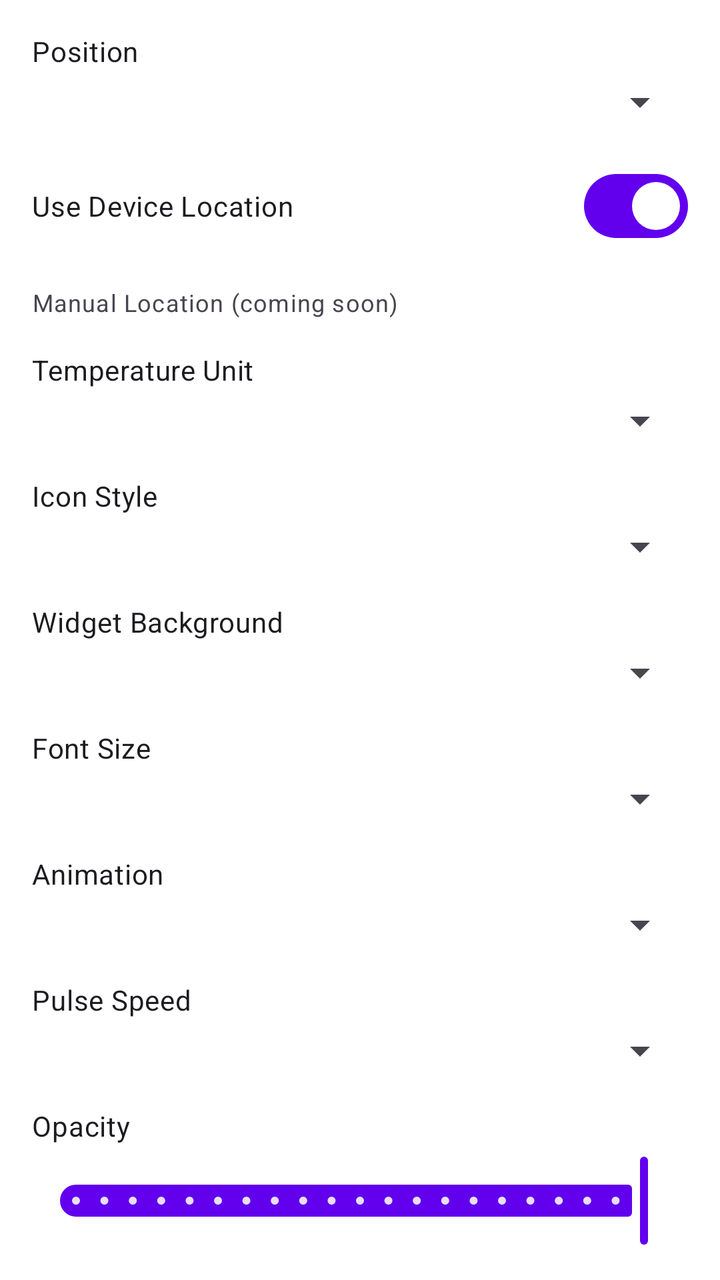
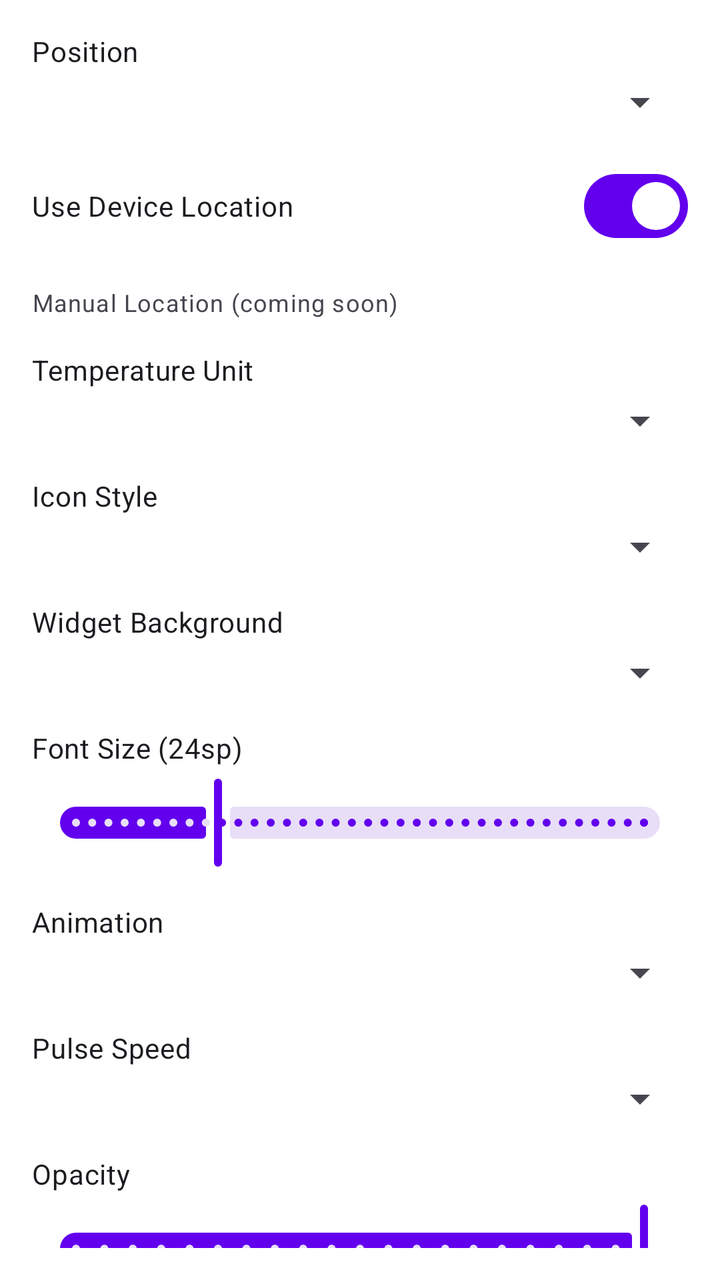

The first picture is an Android layout as it rendered before a commit; the second is the same layout after the commit. The layout source and the unified diff follow.
<!-- AndroidManifest.xml: application theme Theme.AndroidScreensaver -->
<!-- res/layout/include_decoration_weather_settings.xml -->
<?xml version="1.0" encoding="utf-8"?>
<LinearLayout xmlns:android="http://schemas.android.com/apk/res/android"
    android:layout_width="match_parent"
    android:layout_height="wrap_content"
    android:orientation="vertical"
    android:padding="16dp">

    
    <TextView
        android:layout_width="wrap_content"
        android:layout_height="wrap_content"
        android:text="Position"
        android:textAppearance="?attr/textAppearanceBodyMedium"
        android:layout_marginBottom="4dp" />

    <Spinner
        android:id="@+id/spinner_position"
        android:layout_width="match_parent"
        android:layout_height="wrap_content"
        android:layout_marginBottom="16dp" />

    
    <com.google.android.material.materialswitch.MaterialSwitch
        android:id="@+id/switch_use_device_location"
        android:layout_width="match_parent"
        android:layout_height="wrap_content"
        android:text="Use Device Location"
        android:checked="true"
        android:layout_marginBottom="16dp" />

    
    <LinearLayout
        android:id="@+id/layout_manual_location"
        android:layout_width="match_parent"
        android:layout_height="wrap_content"
        android:orientation="vertical"
        android:layout_marginBottom="16dp">

        <TextView
            android:layout_width="wrap_content"
            android:layout_height="wrap_content"
            android:text="Manual Location (coming soon)"
            android:textAppearance="?attr/textAppearanceBodySmall"
            android:textColor="?android:attr/textColorSecondary" />

    </LinearLayout>

    
    <TextView
        android:layout_width="wrap_content"
        android:layout_height="wrap_content"
        android:text="Temperature Unit"
        android:textAppearance="?attr/textAppearanceBodyMedium"
        android:layout_marginBottom="4dp" />

    <Spinner
        android:id="@+id/spinner_temp_unit"
        android:layout_width="match_parent"
        android:layout_height="wrap_content"
        android:layout_marginBottom="16dp" />

    
    <TextView
        android:layout_width="wrap_content"
        android:layout_height="wrap_content"
        android:text="Icon Style"
        android:textAppearance="?attr/textAppearanceBodyMedium"
        android:layout_marginBottom="4dp" />

    <Spinner
        android:id="@+id/spinner_icon_style"
        android:layout_width="match_parent"
        android:layout_height="wrap_content"
        android:layout_marginBottom="16dp" />

    
    <TextView
        android:layout_width="wrap_content"
        android:layout_height="wrap_content"
        android:text="Widget Background"
        android:textAppearance="?attr/textAppearanceBodyMedium"
        android:layout_marginBottom="4dp" />

    <Spinner
        android:id="@+id/spinner_widget_background"
        android:layout_width="match_parent"
        android:layout_height="wrap_content"
        android:layout_marginBottom="16dp" />

    
    <TextView
        android:layout_width="wrap_content"
        android:layout_height="wrap_content"
        android:text="Font Size"
        android:textAppearance="?attr/textAppearanceBodyMedium"
        android:layout_marginBottom="4dp" />

    <Spinner
        android:id="@+id/spinner_font_size"
        android:layout_width="match_parent"
        android:layout_height="wrap_content"
        android:layout_marginBottom="16dp" />

    
    <TextView
        android:layout_width="wrap_content"
        android:layout_height="wrap_content"
        android:text="Animation"
        android:textAppearance="?attr/textAppearanceBodyMedium"
        android:layout_marginBottom="4dp" />

    <Spinner
        android:id="@+id/spinner_animation"
        android:layout_width="match_parent"
        android:layout_height="wrap_content"
        android:layout_marginBottom="16dp" />

    
    <LinearLayout
        android:id="@+id/layout_pulse_speed"
        android:layout_width="match_parent"
        android:layout_height="wrap_content"
        android:orientation="vertical"
        android:layout_marginBottom="16dp">

        <TextView
            android:layout_width="wrap_content"
            android:layout_height="wrap_content"
            android:text="Pulse Speed"
            android:textAppearance="?attr/textAppearanceBodyMedium"
            android:layout_marginBottom="4dp" />

        <Spinner
            android:id="@+id/spinner_pulse_speed"
            android:layout_width="match_parent"
            android:layout_height="wrap_content" />

    </LinearLayout>

    
    <TextView
        android:layout_width="wrap_content"
        android:layout_height="wrap_content"
        android:text="Opacity"
        android:textAppearance="?attr/textAppearanceBodyMedium"
        android:layout_marginBottom="4dp" />

    <com.google.android.material.slider.Slider
        android:id="@+id/slider_opacity"
        android:layout_width="match_parent"
        android:layout_height="wrap_content"
        android:valueFrom="0"
        android:valueTo="100"
        android:value="100"
        android:stepSize="5"
        android:layout_marginBottom="16dp" />

    
    <TextView
        android:layout_width="wrap_content"
        android:layout_height="wrap_content"
        android:text="Pulse Min Opacity"
        android:textAppearance="?attr/textAppearanceBodyMedium"
        android:layout_marginBottom="4dp" />

    <com.google.android.material.slider.Slider
        android:id="@+id/slider_pulse_min_opacity"
        android:layout_width="match_parent"
        android:layout_height="wrap_content"
        android:valueFrom="0"
        android:valueTo="100"
        android:value="60"
        android:stepSize="5"
        android:layout_marginBottom="16dp" />

    
    <TextView
        android:layout_width="wrap_content"
        android:layout_height="wrap_content"
        android:text="Pulse Max Opacity"
        android:textAppearance="?attr/textAppearanceBodyMedium"
        android:layout_marginBottom="4dp" />

    <com.google.android.material.slider.Slider
        android:id="@+id/slider_pulse_max_opacity"
        android:layout_width="match_parent"
        android:layout_height="wrap_content"
        android:valueFrom="0"
        android:valueTo="100"
        android:value="100"
        android:stepSize="5"
        android:layout_marginBottom="16dp" />

</LinearLayout>
<!-- resources referenced by this layout -->
<resources>
  <style name="Theme.AndroidScreensaver" parent="Theme.Material3.Light.NoActionBar">
          
          <item name="colorPrimary">@color/primary</item>
          <item name="colorPrimaryVariant">@color/primary_dark</item>
          <item name="colorOnPrimary">@color/on_primary</item>
          
          <item name="colorSecondary">@color/secondary</item>
          <item name="colorSecondaryVariant">@color/secondary_dark</item>
          <item name="colorOnSecondary">@color/on_secondary</item>
          
          <item name="android:statusBarColor">@color/primary_dark</item>
          
          <item name="android:windowBackground">@color/background</item>
      </style>
  <color name="primary">#6200EE</color>
  <color name="primary_dark">#3700B3</color>
  <color name="on_primary">#FFFFFF</color>
  <color name="secondary">#03DAC6</color>
  <color name="secondary_dark">#018786</color>
  <color name="on_secondary">#000000</color>
  <color name="background">#FFFFFF</color>
</resources>

<!-- the commit's change to res/layout/include_decoration_weather_settings.xml (unified diff, before → after) -->
@@ -89,16 +89,21 @@
 
     
     <TextView
+        android:id="@+id/label_font_size"
         android:layout_width="wrap_content"
         android:layout_height="wrap_content"
-        android:text="Font Size"
+        android:text="Font Size (24sp)"
         android:textAppearance="?attr/textAppearanceBodyMedium"
         android:layout_marginBottom="4dp" />
 
-    <Spinner
-        android:id="@+id/spinner_font_size"
+    <com.google.android.material.slider.Slider
+        android:id="@+id/slider_font_size"
         android:layout_width="match_parent"
         android:layout_height="wrap_content"
+        android:valueFrom="8"
+        android:valueTo="72"
+        android:value="24"
+        android:stepSize="1"
         android:layout_marginBottom="16dp" />
 
     
